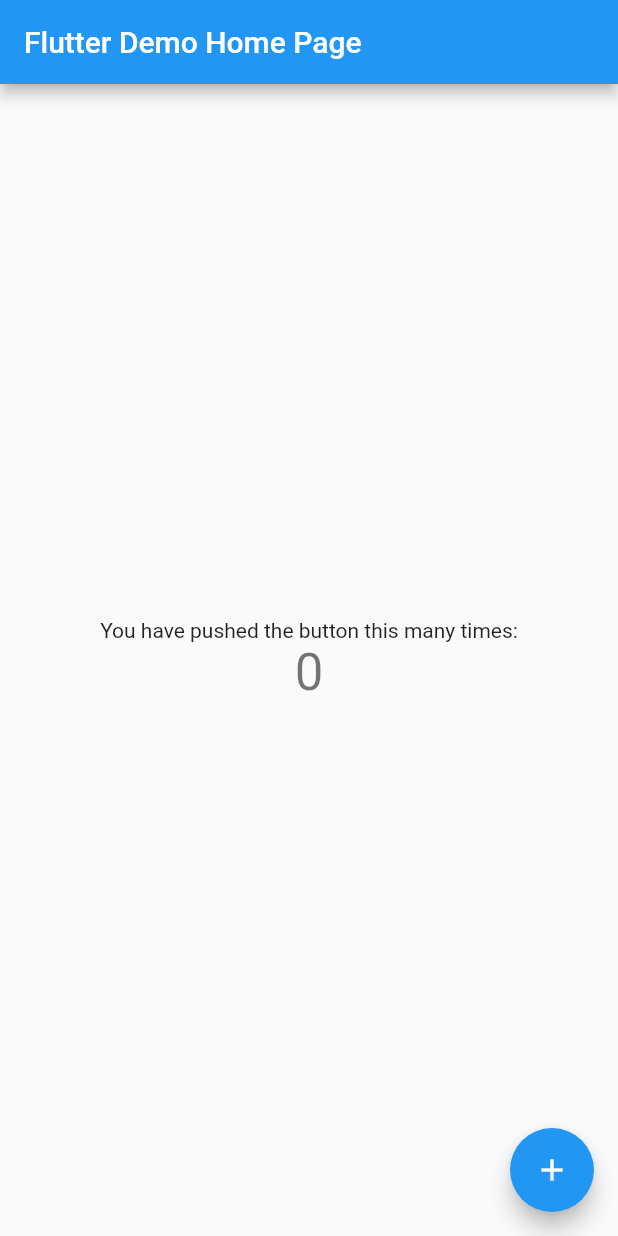
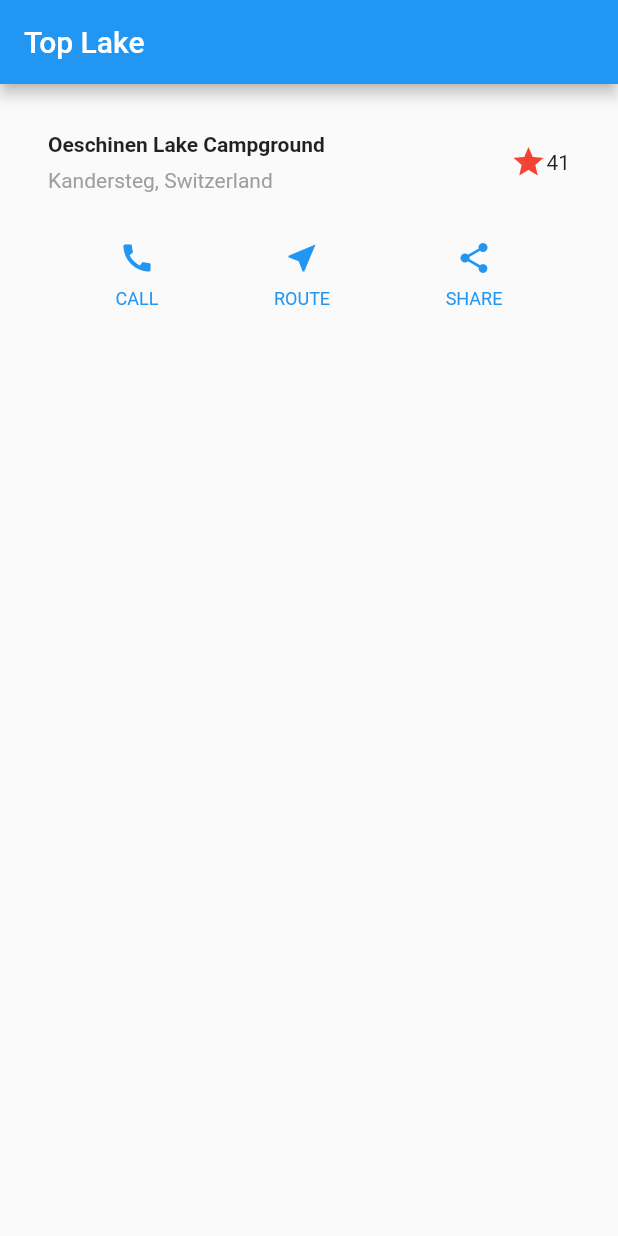
Before and after one commit to gaku3601/flutter_tutorial, a Flutter app: the screen it shows after launch, on a phone screen of 412 x 824 dp. Run offline on Flutter 3.47's test engine with Material 2 defaults, Android fonts, the phone set to English and light mode, and no system bars.

Commit message:
section作成

```diff
--- a/app/lib/main.dart
+++ b/app/lib/main.dart
@@ -1,4 +1,5 @@
 import 'package:flutter/material.dart';
+import 'titleSection.dart';
 
 void main() => runApp(MyApp());
 
@@ -7,7 +8,7 @@ class MyApp extends StatelessWidget {
   @override
   Widget build(BuildContext context) {
     return MaterialApp(
-      title: 'Flutter Demo',
+      title: 'Welcome to Flutter',
       theme: ThemeData(
         // This is the theme of your application.
         //
@@ -20,7 +21,7 @@ class MyApp extends StatelessWidget {
         // is not restarted.
         primarySwatch: Colors.blue,
       ),
-      home: MyHomePage(title: 'Flutter Demo Home Page'),
+      home: MyHomePage(title: 'Top Lake'),
     );
   }
 }
@@ -59,6 +60,38 @@ class _MyHomePageState extends State<MyHomePage> {
 
   @override
   Widget build(BuildContext context) {
+    Column _buildButtonColumn(Color color, IconData icon, String label) {
+      return Column(
+        mainAxisSize: MainAxisSize.min,
+        mainAxisAlignment: MainAxisAlignment.center,
+        children: [
+          Icon(icon, color: color),
+          Container(
+            margin: const EdgeInsets.only(top: 8.0),
+            child: Text(
+              label,
+              style: TextStyle(
+                fontSize: 12.0,
+                fontWeight: FontWeight.w400,
+                color: color,
+              ),
+            ),
+          ),
+        ],
+      );
+    }
+    Color color = Theme.of(context).primaryColor;
+
+    Widget buttonSection = Container(
+      child: Row(
+        mainAxisAlignment: MainAxisAlignment.spaceEvenly,
+        children: [
+          _buildButtonColumn(color, Icons.call, 'CALL'),
+          _buildButtonColumn(color, Icons.near_me, 'ROUTE'),
+          _buildButtonColumn(color, Icons.share, 'SHARE'),
+        ],
+      ),
+    );
     // This method is rerun every time setState is called, for instance as done
     // by the _incrementCounter method above.
     //
@@ -71,41 +104,14 @@ class _MyHomePageState extends State<MyHomePage> {
         // the App.build method, and use it to set our appbar title.
         title: Text(widget.title),
       ),
-      body: Center(
+      body: Column(
+        children: <Widget>[
+          titleSection,
+          buttonSection
+        ],
         // Center is a layout widget. It takes a single child and positions it
         // in the middle of the parent.
-        child: Column(
-          // Column is also layout widget. It takes a list of children and
-          // arranges them vertically. By default, it sizes itself to fit its
-          // children horizontally, and tries to be as tall as its parent.
-          //
-          // Invoke "debug painting" (press "p" in the console, choose the
-          // "Toggle Debug Paint" action from the Flutter Inspector in Android
-          // Studio, or the "Toggle Debug Paint" command in Visual Studio Code)
-          // to see the wireframe for each widget.
-          //
-          // Column has various properties to control how it sizes itself and
-          // how it positions its children. Here we use mainAxisAlignment to
-          // center the children vertically; the main axis here is the vertical
-          // axis because Columns are vertical (the cross axis would be
-          // horizontal).
-          mainAxisAlignment: MainAxisAlignment.center,
-          children: <Widget>[
-            Text(
-              'You have pushed the button this many times:',
-            ),
-            Text(
-              '$_counter',
-              style: Theme.of(context).textTheme.display1,
-            ),
-          ],
-        ),
       ),
-      floatingActionButton: FloatingActionButton(
-        onPressed: _incrementCounter,
-        tooltip: 'Increment',
-        child: Icon(Icons.add),
-      ), // This trailing comma makes auto-formatting nicer for build methods.
     );
   }
 }
--- /dev/null
+++ b/app/lib/titleSection.dart
@@ -0,0 +1,39 @@
+import 'package:flutter/material.dart';
+
+Widget titleSection = Container(
+  padding: const EdgeInsets.all(32.0),
+  child: Row(
+    children: [
+      Expanded(
+        /*1*/
+        child: Column(
+          crossAxisAlignment: CrossAxisAlignment.start,
+          children: [
+            /*2*/
+            Container(
+              padding: const EdgeInsets.only(bottom: 8.0),
+              child: Text(
+                'Oeschinen Lake Campground',
+                style: TextStyle(
+                  fontWeight: FontWeight.bold,
+                ),
+              ),
+            ),
+            Text(
+              'Kandersteg, Switzerland',
+              style: TextStyle(
+                color: Colors.grey[500],
+              ),
+            ),
+          ],
+        ),
+      ),
+      /*3*/
+      Icon(
+        Icons.star,
+        color: Colors.red[500],
+      ),
+      Text('41'),
+    ],
+  ),
+);
```
